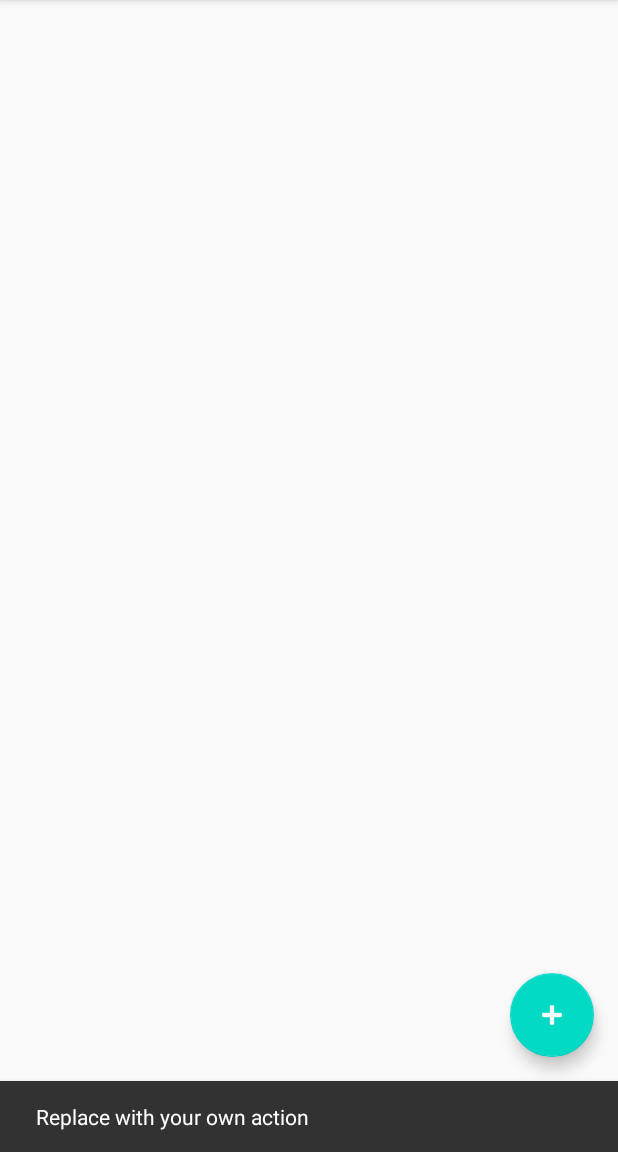
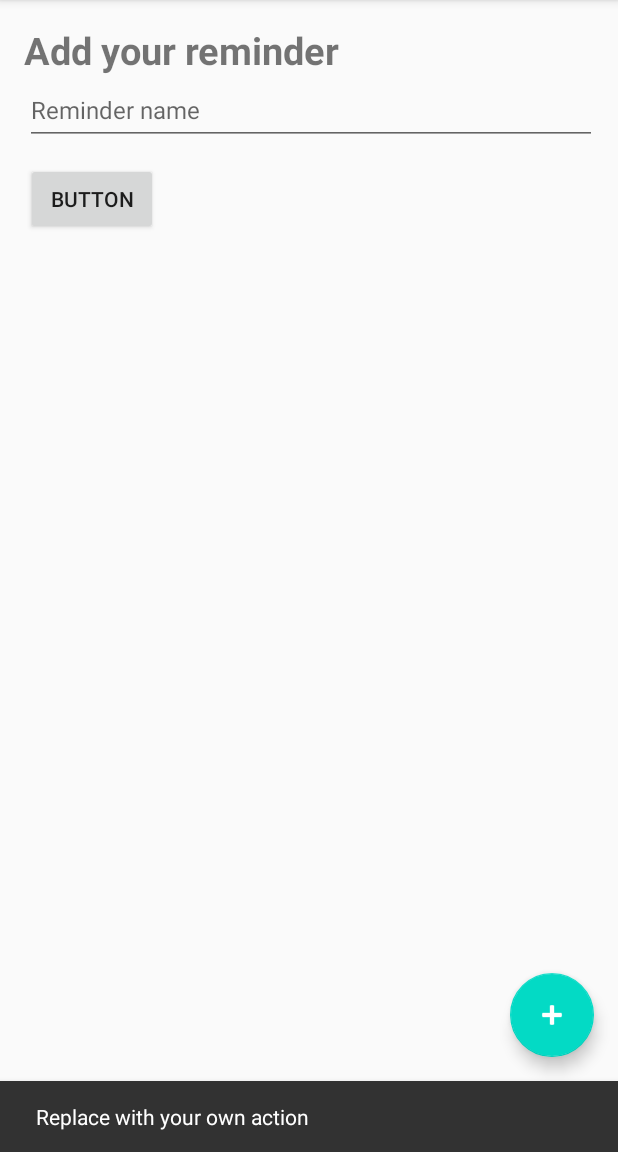
Before and after one commit to ru1t3rl/MadLevel3Example, an Android app: the AddReminderFragment screen opened through its navigation route, after a tap on an icon or button, on a phone screen of 412 x 824 dp, the part 84-1236 px from its top. Run offline under Robolectric (Android 15) with nearby library versions, the phone set to English and light mode, and no system bars.

Commit message:
Added the UI

```diff
--- a/app/src/main/res/layout/fragment_add_reminder.xml
+++ b/app/src/main/res/layout/fragment_add_reminder.xml
@@ -1,6 +1,46 @@
 <?xml version="1.0" encoding="utf-8"?>
 <androidx.constraintlayout.widget.ConstraintLayout
-    xmlns:android="http://schemas.android.com/apk/res/android" android:layout_width="match_parent"
+    xmlns:android="http://schemas.android.com/apk/res/android"
+    xmlns:app="http://schemas.android.com/apk/res-auto"
+    xmlns:tools="http://schemas.android.com/tools"
+    android:layout_width="match_parent"
     android:layout_height="match_parent">
 
+    <TextView
+        android:id="@+id/tvAddReminder"
+        android:layout_width="wrap_content"
+        android:layout_height="wrap_content"
+        android:layout_marginStart="16dp"
+        android:layout_marginTop="16dp"
+        android:layout_marginEnd="186dp"
+        android:text="@string/add_your_reminder"
+        android:textSize="25sp"
+        android:textStyle="bold"
+        app:layout_constraintEnd_toEndOf="parent"
+        app:layout_constraintStart_toStartOf="parent"
+        app:layout_constraintTop_toTopOf="parent" />
+
+    <EditText
+        android:id="@+id/tpReminderName"
+        android:layout_width="381dp"
+        android:layout_height="46dp"
+        android:layout_marginStart="16dp"
+        android:layout_marginEnd="14dp"
+        android:ems="10"
+        android:hint="@string/reminder_name"
+        android:inputType="textPersonName"
+        android:textSize="16sp"
+        app:layout_constraintEnd_toEndOf="parent"
+        app:layout_constraintStart_toStartOf="parent"
+        app:layout_constraintTop_toBottomOf="@+id/tvAddReminder" />
+
+    <Button
+        android:id="@+id/button"
+        android:layout_width="0dp"
+        android:layout_height="wrap_content"
+        android:layout_marginStart="17dp"
+        android:layout_marginTop="12dp"
+        android:text="Button"
+        app:layout_constraintStart_toStartOf="parent"
+        app:layout_constraintTop_toBottomOf="@+id/tpReminderName" />
 </androidx.constraintlayout.widget.ConstraintLayout>
--- a/app/src/main/res/values/strings.xml
+++ b/app/src/main/res/values/strings.xml
@@ -9,4 +9,10 @@
 
     <string name="hello_first_fragment">Hello first fragment</string>
     <string name="hello_second_fragment">Hello second fragment. Arg: %1$s</string>
+
+    <string name="reminders">Reminders</string>
+    <string name="see_below">See below for all your reminders</string>
+    <string name="add_your_reminder">Add your reminder</string>
+    <string name="reminder_name">Reminder name</string>
+    <string name="not_valid_reminder">Invalid reminder</string>
 </resources>
```
Also changed, not shown: app/src/main/res/layout/fragment_reminders.xml (+37 -1 lines), app/src/main/res/layout/item_reminder.xml (added, +19 -0 lines).
